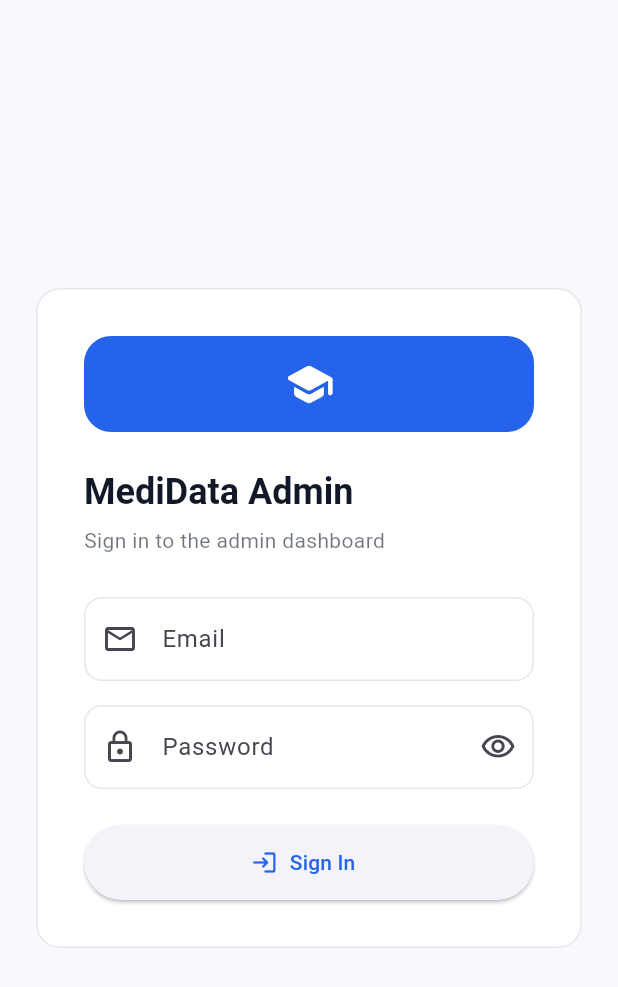
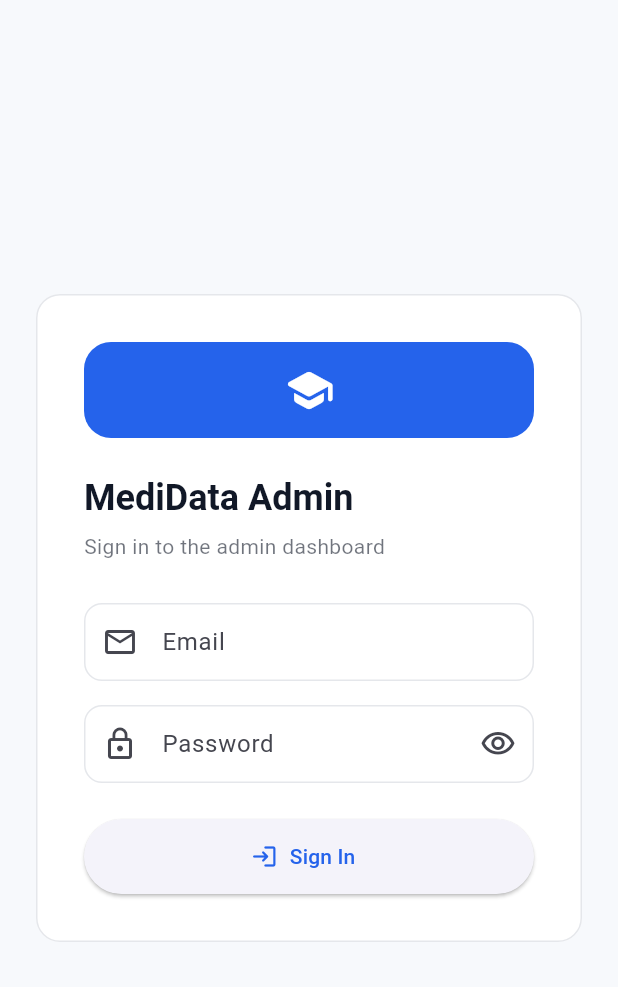
Before and after one commit to ah120muhammad-byte/admin_dashboard_web, a Flutter app: the screen it shows after launch, on a phone screen of 412 x 824 dp. Shown: the top 987 px of the screen. Run offline on Flutter 3.47's test engine with Material 3 defaults, Android fonts, the phone set to English and light mode, and no system bars; our stand-ins replace file_picker, supabase_flutter; accounts and stored records are empty; Roboto replaces fonts that are missing (Arial).

Commit message:
Refine shared admin design system

```diff
--- a/lib/admin/layout/admin_theme.dart
+++ b/lib/admin/layout/admin_theme.dart
@@ -26,16 +26,19 @@ class AdminTheme {
       scaffoldBackgroundColor: background,
       dividerColor: border,
       fontFamily: 'Arial',
+      visualDensity: VisualDensity.standard,
       appBarTheme: const AppBarTheme(
         backgroundColor: surface,
         foregroundColor: text,
         elevation: 0,
         surfaceTintColor: Colors.transparent,
+        centerTitle: false,
       ),
-      cardTheme: CardThemeData(
+      cardTheme: const CardThemeData(
         color: surface,
         elevation: 0,
         margin: EdgeInsets.zero,
+        surfaceTintColor: Colors.transparent,
         shape: RoundedRectangleBorder(
           borderRadius: BorderRadius.all(Radius.circular(16)),
           side: BorderSide(color: border),
@@ -44,6 +47,10 @@ class AdminTheme {
       inputDecorationTheme: InputDecorationTheme(
         filled: true,
         fillColor: surface,
+        contentPadding: const EdgeInsets.symmetric(
+          horizontal: 16,
+          vertical: 14,
+        ),
         border: OutlineInputBorder(
           borderRadius: BorderRadius.circular(12),
           borderSide: const BorderSide(color: border),
@@ -57,6 +64,51 @@ class AdminTheme {
           borderSide: const BorderSide(color: primary, width: 1.5),
         ),
       ),
+      filledButtonTheme: FilledButtonThemeData(
+        style: FilledButton.styleFrom(
+          minimumSize: const Size(0, 44),
+          padding: const EdgeInsets.symmetric(horizontal: 18, vertical: 12),
+          shape: RoundedRectangleBorder(
+            borderRadius: BorderRadius.circular(11),
+          ),
+        ),
+      ),
+      outlinedButtonTheme: OutlinedButtonThemeData(
+        style: OutlinedButton.styleFrom(
+          minimumSize: const Size(0, 44),
+          padding: const EdgeInsets.symmetric(horizontal: 16, vertical: 12),
+          shape: RoundedRectangleBorder(
+            borderRadius: BorderRadius.circular(11),
+          ),
+        ),
+      ),
+      textButtonTheme: TextButtonThemeData(
+        style: TextButton.styleFrom(
+          minimumSize: const Size(0, 42),
+          shape: RoundedRectangleBorder(
+            borderRadius: BorderRadius.circular(10),
+          ),
+        ),
+      ),
+      listTileTheme: const ListTileThemeData(
+        contentPadding: EdgeInsets.symmetric(horizontal: 14),
+        minLeadingWidth: 24,
+      ),
+      chipTheme: ChipThemeData(
+        padding: const EdgeInsets.symmetric(horizontal: 8, vertical: 4),
+        shape: RoundedRectangleBorder(
+          borderRadius: BorderRadius.circular(9),
+          side: const BorderSide(color: border),
+        ),
+      ),
+      dividerTheme: const DividerThemeData(
+        color: border,
+        thickness: 1,
+        space: 1,
+      ),
+      progressIndicatorTheme: const ProgressIndicatorThemeData(
+        strokeWidth: 3,
+      ),
     );
   }
 }
```
